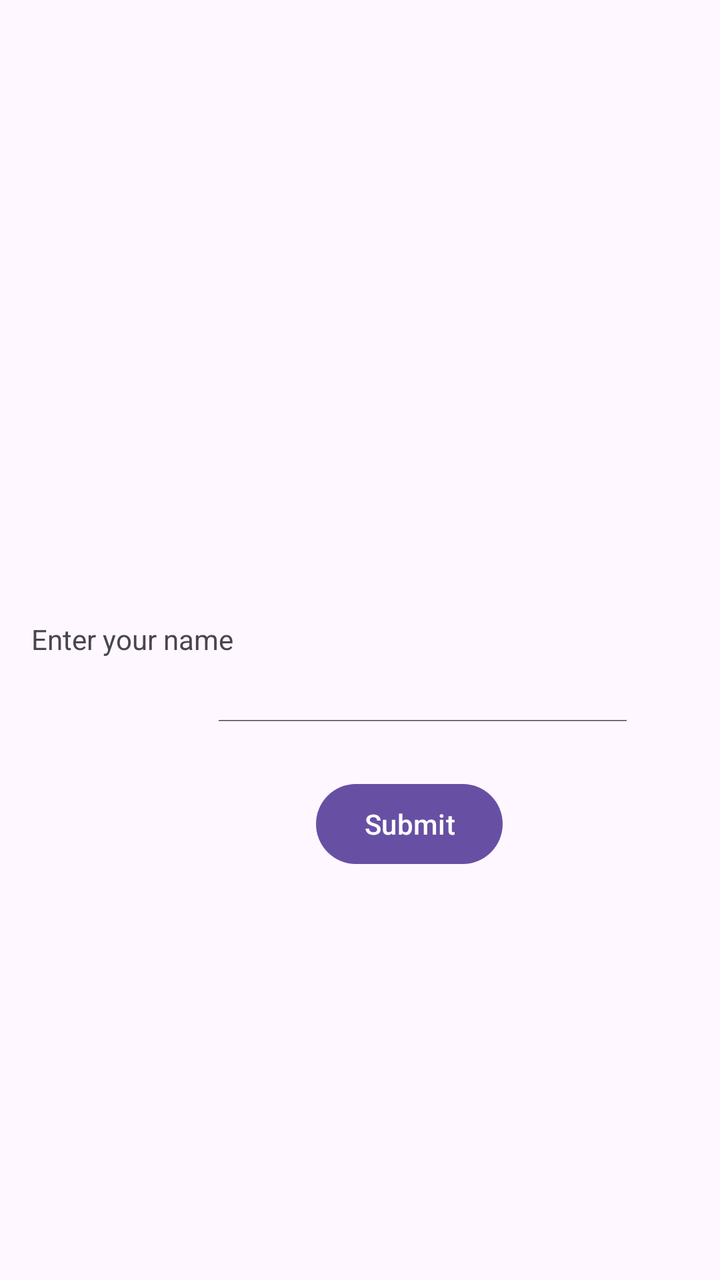
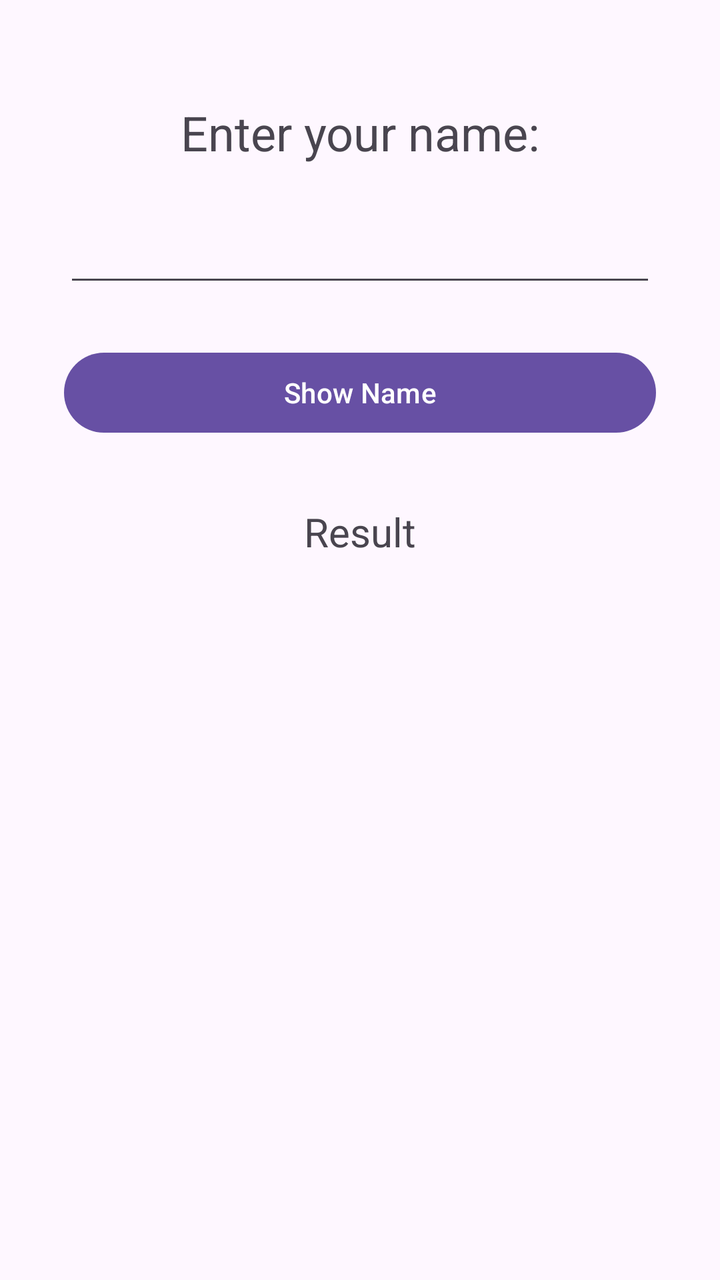

Before-and-after screenshots of an Android layout around one commit, followed by the original layout XML and the change that was made.
<!-- AndroidManifest.xml: application theme Theme.Assignment_1_SagarParmar_0857562 -->
<!-- res/layout/activity_main.xml -->
<?xml version="1.0" encoding="utf-8"?>
<androidx.constraintlayout.widget.ConstraintLayout xmlns:android="http://schemas.android.com/apk/res/android"
    xmlns:app="http://schemas.android.com/apk/res-auto"
    xmlns:tools="http://schemas.android.com/tools"
    android:id="@+id/main"
    android:layout_width="match_parent"
    android:layout_height="match_parent"
    tools:context=".MainActivity">

    <androidx.constraintlayout.widget.ConstraintLayout
        android:layout_width="409dp"
        android:layout_height="729dp"
        android:layout_marginBottom="2dp"
        app:layout_constraintBottom_toBottomOf="parent"
        app:layout_constraintStart_toStartOf="parent"
        app:layout_constraintTop_toTopOf="parent">

        <TextView
            android:id="@+id/textView3"
            android:layout_width="105dp"
            android:layout_height="19dp"
            android:text="@string/enter_your_name"
            app:layout_constraintBottom_toBottomOf="parent"
            app:layout_constraintEnd_toEndOf="parent"
            app:layout_constraintHorizontal_bias="0.052"
            app:layout_constraintStart_toStartOf="parent"
            app:layout_constraintTop_toTopOf="parent" />

        <EditText
            android:id="@+id/editTextName"
            android:layout_width="212dp"
            android:layout_height="19dp"
            android:layout_marginHorizontal="40dp"
            android:layout_marginTop="20dp"
            android:autofillHints=""
            android:hint="@string/your_name"
            app:layout_constraintEnd_toEndOf="parent"
            app:layout_constraintHorizontal_bias="0.558"
            app:layout_constraintStart_toStartOf="parent"
            app:layout_constraintTop_toBottomOf="@id/textView3" />

        <Button
            android:id="@+id/button"
            android:layout_width="wrap_content"
            android:layout_height="wrap_content"
            android:layout_marginTop="20dp"
            android:text="@string/submit"
            app:layout_constraintEnd_toEndOf="parent"
            app:layout_constraintStart_toStartOf="parent"
            app:layout_constraintTop_toBottomOf="@id/editTextName" />

    </androidx.constraintlayout.widget.ConstraintLayout>

</androidx.constraintlayout.widget.ConstraintLayout>
<!-- resources referenced by this layout -->
<resources>
  <string name="enter_your_name">Enter your name</string>
  <string name="submit">Submit</string>
  <string name="your_name">Your name</string>
  <style name="Theme.Assignment_1_SagarParmar_0857562" parent="Base.Theme.Assignment_1_SagarParmar_0857562" />
  <style name="Base.Theme.Assignment_1_SagarParmar_0857562" parent="Theme.Material3.DayNight.NoActionBar">
          
          
      </style>
</resources>

<!-- the commit's change to res/layout/activity_main.xml (unified diff, before → after) -->
@@ -7,48 +7,51 @@
     android:layout_height="match_parent"
     tools:context=".MainActivity">
 
-    <androidx.constraintlayout.widget.ConstraintLayout
-        android:layout_width="409dp"
-        android:layout_height="729dp"
-        android:layout_marginBottom="2dp"
-        app:layout_constraintBottom_toBottomOf="parent"
+    <TextView
+        android:id="@+id/textView5"
+        android:layout_width="wrap_content"
+        android:layout_height="wrap_content"
+        android:text="@string/enter_your_name1"
+        android:textSize="24sp"
+        app:layout_constraintTop_toTopOf="parent"
         app:layout_constraintStart_toStartOf="parent"
-        app:layout_constraintTop_toTopOf="parent">
+        app:layout_constraintEnd_toEndOf="parent"
+        app:layout_constraintHorizontal_bias="0.5"
+        android:layout_marginTop="50dp" />
 
-        <TextView
-            android:id="@+id/textView3"
-            android:layout_width="105dp"
-            android:layout_height="19dp"
-            android:text="@string/enter_your_name"
-            app:layout_constraintBottom_toBottomOf="parent"
-            app:layout_constraintEnd_toEndOf="parent"
-            app:layout_constraintHorizontal_bias="0.052"
-            app:layout_constraintStart_toStartOf="parent"
-            app:layout_constraintTop_toTopOf="parent" />
+    <EditText
+        android:id="@+id/editTextName"
+        android:layout_width="0dp"
+        android:layout_height="50dp"
+        android:inputType="textPersonName"
+        app:layout_constraintTop_toBottomOf="@id/textView5"
+        app:layout_constraintStart_toStartOf="parent"
+        app:layout_constraintEnd_toEndOf="parent"
+        android:layout_marginTop="16dp"
+        android:layout_marginHorizontal="32dp" />
 
-        <EditText
-            android:id="@+id/editTextName"
-            android:layout_width="212dp"
-            android:layout_height="19dp"
-            android:layout_marginHorizontal="40dp"
-            android:layout_marginTop="20dp"
-            android:autofillHints=""
-            android:hint="@string/your_name"
-            app:layout_constraintEnd_toEndOf="parent"
-            app:layout_constraintHorizontal_bias="0.558"
-            app:layout_constraintStart_toStartOf="parent"
-            app:layout_constraintTop_toBottomOf="@id/textView3" />
+    <Button
+        android:id="@+id/button"
+        android:layout_width="0dp"
+        android:layout_height="wrap_content"
+        android:text="Show Name"
+        android:onClick="ShowName"
+        app:layout_constraintTop_toBottomOf="@id/editTextName"
+        app:layout_constraintStart_toStartOf="parent"
+        app:layout_constraintEnd_toEndOf="parent"
+        android:layout_marginTop="24dp"
+        android:layout_marginHorizontal="32dp"
+        tools:ignore="OnClick" />
 
-        <Button
-            android:id="@+id/button"
-            android:layout_width="wrap_content"
-            android:layout_height="wrap_content"
-            android:layout_marginTop="20dp"
-            android:text="@string/submit"
-            app:layout_constraintEnd_toEndOf="parent"
-            app:layout_constraintStart_toStartOf="parent"
-            app:layout_constraintTop_toBottomOf="@id/editTextName" />
-
-    </androidx.constraintlayout.widget.ConstraintLayout>
+    <TextView
+        android:id="@+id/textView4"
+        android:layout_width="wrap_content"
+        android:layout_height="wrap_content"
+        android:text="@string/result"
+        android:textSize="20sp"
+        app:layout_constraintTop_toBottomOf="@id/button"
+        app:layout_constraintStart_toStartOf="parent"
+        app:layout_constraintEnd_toEndOf="parent"
+        android:layout_marginTop="32dp" />
 
 </androidx.constraintlayout.widget.ConstraintLayout>
<!-- resource entries referenced after the edit -->
@@ -1,8 +1,7 @@
 <!-- resources referenced by this layout -->
 <resources>
-  <string name="enter_your_name">Enter your name</string>
-  <string name="submit">Submit</string>
-  <string name="your_name">Your name</string>
+  <string name="enter_your_name1">Enter your name:</string>
+  <string name="result">Result</string>
   <style name="Theme.Assignment_1_SagarParmar_0857562" parent="Base.Theme.Assignment_1_SagarParmar_0857562" />
   <style name="Base.Theme.Assignment_1_SagarParmar_0857562" parent="Theme.Material3.DayNight.NoActionBar">
           
